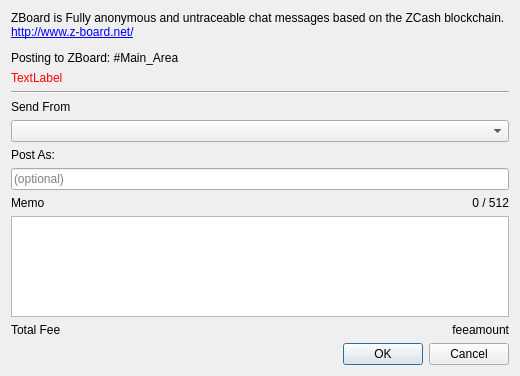
Old version of the form src/zboard.ui in the repository z-bitcoinz/BitcoinZ_Blue.
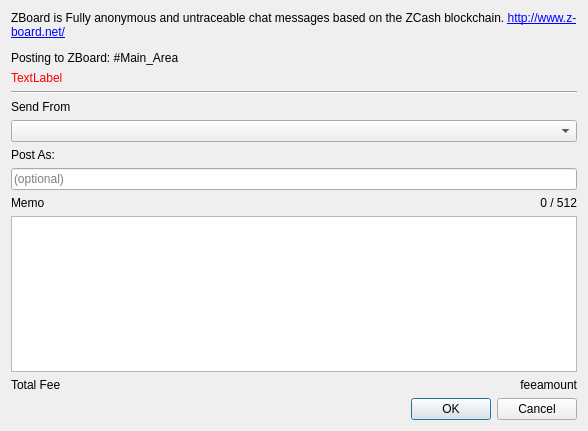
New version of the form.

```diff
--- a/src/zboard.ui
+++ b/src/zboard.ui
@@ -6,8 +6,8 @@
    <rect>
     <x>0</x>
     <y>0</y>
-    <width>520</width>
-    <height>376</height>
+    <width>588</width>
+    <height>431</height>
    </rect>
   </property>
   <property name="windowTitle">
```
Left out of the diff: 5 changed lines with no effect on the pictures.
